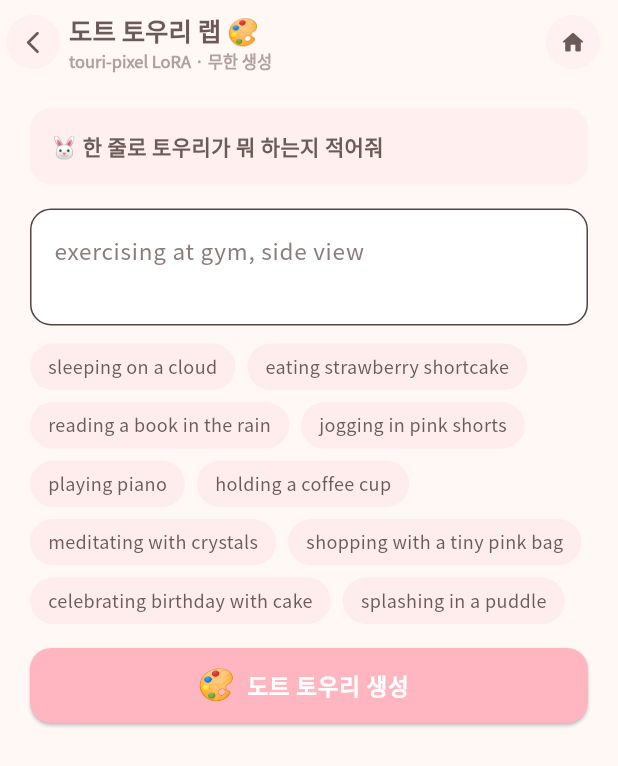
After one commit to rbshbomber-bit/touri-app, a Flutter app: the screen it shows after launch, item 2 of the bottom bar chosen, after a tap on "도트 랩 🎨", on a phone screen of 412 x 824 dp. The commit adds this screen. Shown: the top 766 px of the screen. Run offline on Flutter 3.47's test engine with Material 3 defaults, Android fonts, the phone set to English and light mode, and no system bars; our stand-ins replace flutter_dotenv, google_fonts, image_picker, share_plus, shared_preferences; missing offline and left inert: flame; network calls fail.

Commit message:
touri-pixel LoRA 앱 연결 — 도트 랩 화면 + pixelGenerate

```diff
--- a/lib/screens/home_feed_screen.dart
+++ b/lib/screens/home_feed_screen.dart
@@ -7,6 +7,7 @@ import '../services/touri_storage.dart';
 import '../services/checklist_service.dart';
 import '../widgets/spirituality/affirmation_card.dart';
 import '../widgets/pet_status_card.dart';
+import '../widgets/touri_motion.dart';
 import 'manifest_screen.dart';
 import 'spirituality_screen.dart';
 import 'pet_care_screen.dart';
@@ -125,7 +126,9 @@ class _GreetingHeader extends StatelessWidget {
   Widget build(BuildContext context) {
     return Row(
       children: [
-        Container(
+        AnimatedTouriAvatar(
+          float: true,
+          child: Container(
             width: 56,
             height: 56,
             decoration: BoxDecoration(
@@ -141,6 +144,7 @@ class _GreetingHeader extends StatelessWidget {
             ),
             clipBehavior: Clip.antiAlias,
             child: Image.asset(mood.avatarPath, fit: BoxFit.cover),
+          ),
         ),
         const SizedBox(width: 14),
         Expanded(
--- a/lib/screens/menu_screen.dart
+++ b/lib/screens/menu_screen.dart
@@ -1,6 +1,7 @@
 import 'package:flutter/material.dart';
 import '../theme/touri_colors.dart';
 import '../services/touri_storage.dart';
+import '../widgets/touri_motion.dart';
 import 'diary_screen.dart';
 import 'collection_screen.dart';
 import 'sticker_store_screen.dart';
@@ -10,6 +11,7 @@ import 'spirituality_screen.dart';
 import 'news_screen.dart';
 import 'auth_sheet.dart';
 import 'pet_care_screen.dart';
+import 'pixel_touri_lab_screen.dart';
 
 /// 메뉴 — 3열 그리드 9개 진입점. 각 카드 토우리 이미지 + 라벨.
 class MenuScreen extends StatefulWidget {
@@ -100,6 +102,12 @@ class _MenuScreenState extends State<MenuScreen> {
     );
   }
 
+  void _openPixelLab() {
+    Navigator.of(context).push(
+      MaterialPageRoute(builder: (_) => const PixelTouriLabScreen()),
+    );
+  }
+
   void _openNews() {
     Navigator.of(context).push(
       MaterialPageRoute(builder: (_) => const NewsScreen()),
@@ -126,7 +134,7 @@ class _MenuScreenState extends State<MenuScreen> {
       ),
       // 🐰 토우리 키우기 — 새 핵심 기능
       _MenuItem(
-        image: 'assets/character/menu_icons/collection.png',
+        image: 'assets/character/menu_icons/pet_growth.png',
         label: '토우리 키우기',
         accent: TouriColors.touriPink,
         onTap: _openPetCare,
@@ -136,6 +144,13 @@ class _MenuScreenState extends State<MenuScreen> {
         label: '그려줘',
         accent: TouriColors.lilac,
         onTap: () => _openDiary(hintGenerate: true),
+      ),
+      // 🎨 도트 토우리 랩 — touri-pixel LoRA 테스트
+      _MenuItem(
+        image: 'assets/character/menu_icons/generate.png',
+        label: '도트 랩 🎨',
+        accent: TouriColors.bubble,
+        onTap: _openPixelLab,
       ),
       _MenuItem(
         image: 'assets/character/menu_icons/sticker_make.png',
@@ -212,7 +227,10 @@ class _MenuScreenState extends State<MenuScreen> {
                     childAspectRatio: 0.88,
                   ),
                   itemCount: items.length,
-                  itemBuilder: (context, i) => _MenuTile(item: items[i]),
+                  itemBuilder: (context, i) => _MenuTile(
+                    item: items[i],
+                    index: i,
+                  ),
                 ),
               ),
             ],
@@ -236,20 +254,55 @@ class _MenuItem {
   });
 }
 
-class _MenuTile extends StatelessWidget {
+class _MenuTile extends StatefulWidget {
   final _MenuItem item;
-  const _MenuTile({required this.item});
+  final int index;
+  const _MenuTile({required this.item, required this.index});
+
+  @override
+  State<_MenuTile> createState() => _MenuTileState();
+}
+
+class _MenuTileState extends State<_MenuTile>
+    with SingleTickerProviderStateMixin {
+  late final AnimationController _controller;
+  late final Animation<double> _fade;
+  late final Animation<Offset> _slide;
+
+  @override
+  void initState() {
+    super.initState();
+    _controller = AnimationController(
+      vsync: this,
+      duration: const Duration(milliseconds: 420),
+    );
+    _fade = CurvedAnimation(parent: _controller, curve: Curves.easeOut);
+    _slide = Tween(begin: const Offset(0, 0.10), end: Offset.zero).animate(
+      CurvedAnimation(parent: _controller, curve: Curves.easeOutCubic),
+    );
+    Future.delayed(Duration(milliseconds: 34 * widget.index), () {
+      if (mounted) _controller.forward();
+    });
+  }
+
+  @override
+  void dispose() {
+    _controller.dispose();
+    super.dispose();
+  }
 
   @override
   Widget build(BuildContext context) {
-    return Material(
-      color: Colors.white,
-      borderRadius: BorderRadius.circular(16),
-      child: InkWell(
-        onTap: item.onTap,
+    return FadeTransition(
+      opacity: _fade,
+      child: SlideTransition(
+        position: _slide,
+        child: TapBounce(
+          onTap: widget.item.onTap,
           borderRadius: BorderRadius.circular(16),
           child: Container(
             decoration: BoxDecoration(
+              color: Colors.white,
               borderRadius: BorderRadius.circular(16),
               border: Border.all(color: TouriColors.cloudPink, width: 1),
             ),
@@ -258,10 +311,10 @@ class _MenuTile extends StatelessWidget {
               children: [
                 Expanded(
                   child: Container(
-                  color: item.accent,
+                    color: widget.item.accent,
                     alignment: Alignment.center,
                     child: Image.asset(
-                    item.image,
+                      widget.item.image,
                       fit: BoxFit.cover,
                       width: double.infinity,
                       height: double.infinity,
@@ -274,7 +327,7 @@ class _MenuTile extends StatelessWidget {
                   color: Colors.white,
                   alignment: Alignment.center,
                   child: Text(
-                  item.label,
+                    widget.item.label,
                     maxLines: 1,
                     overflow: TextOverflow.ellipsis,
                     style: const TextStyle(
@@ -288,6 +341,7 @@ class _MenuTile extends StatelessWidget {
             ),
           ),
         ),
+      ),
     );
   }
 }
--- /dev/null
+++ b/lib/screens/pixel_touri_lab_screen.dart
@@ -0,0 +1,255 @@
+import 'package:flutter/material.dart';
+import 'package:flutter/foundation.dart' show kIsWeb;
+import 'dart:io';
+
+import '../models/generation_status.dart';
+import '../services/generation_orchestrator.dart';
+import '../theme/touri_colors.dart';
+import '../widgets/touri_app_bar.dart';
+import '../widgets/touri_motion.dart';
+
+/// 도트 토우리 LoRA 테스트 화면.
+/// scene 텍스트 입력 → fal.ai에 touri-pixel LoRA로 도트 토우리 생성.
+/// 학습 끝난 LoRA URL이 touri_pixel_lora_url.txt에 저장되어 있어야 함.
+class PixelTouriLabScreen extends StatefulWidget {
+  const PixelTouriLabScreen({super.key});
+
+  @override
+  State<PixelTouriLabScreen> createState() => _PixelTouriLabScreenState();
+}
+
+class _PixelTouriLabScreenState extends State<PixelTouriLabScreen> {
+  final _ctrl = TextEditingController(
+    text: 'exercising at gym, side view',
+  );
+  GenerationStatus _status = GenerationStatus.idle;
+  String? _resultPath;
+  String? _error;
+
+  static const _suggestions = [
+    'sleeping on a cloud',
+    'eating strawberry shortcake',
+    'reading a book in the rain',
+    'jogging in pink shorts',
+    'playing piano',
+    'holding a coffee cup',
+    'meditating with crystals',
+    'shopping with a tiny pink bag',
+    'celebrating birthday with cake',
+    'splashing in a puddle',
+  ];
+
+  @override
+  void dispose() {
+    _ctrl.dispose();
+    super.dispose();
+  }
+
+  Future<void> _generate() async {
+    final scene = _ctrl.text.trim();
+    if (scene.isEmpty) return;
+    setState(() {
+      _status = GenerationStatus.queued;
+      _error = null;
+      _resultPath = null;
+    });
+
+    final dateKey = 'pixel_${DateTime.now().millisecondsSinceEpoch}';
+    await GenerationOrchestrator.instance.pixelGenerate(
+      scene: scene,
+      dateKey: dateKey,
+      onProgress: (s, {requestId}) {
+        if (!mounted) return;
+        setState(() => _status = s);
+      },
+      onReady: (path) {
+        if (!mounted) return;
+        setState(() {
+          _resultPath = path;
+          _status = GenerationStatus.ready;
+        });
+      },
+      onFailed: (e) {
+        if (!mounted) return;
+        setState(() {
+          _error = e;
+          _status = GenerationStatus.failed;
+        });
+      },
+    );
+  }
+
+  String get _statusLabel {
+    switch (_status) {
+      case GenerationStatus.idle:
+        return '🐰 한 줄로 토우리가 뭐 하는지 적어줘';
+      case GenerationStatus.extracting:
+        return '✨ 장면 추출 중...';
+      case GenerationStatus.queued:
+        return '📤 fal.ai 큐 대기 중...';
+      case GenerationStatus.generating:
+        return '🎨 도트 토우리 그리는 중... (15-30초)';
+      case GenerationStatus.downloading:
+        return '💾 다운로드 중...';
+      case GenerationStatus.ready:
+        return '✅ 완성!';
+      case GenerationStatus.failed:
+        return '❌ 실패';
+    }
+  }
+
+  Widget _buildResultImage() {
+    if (_resultPath == null) return const SizedBox.shrink();
+    if (kIsWeb || _resultPath!.startsWith('http')) {
+      return Image.network(
+        _resultPath!,
+        fit: BoxFit.contain,
+        filterQuality: FilterQuality.none,
+      );
+    }
+    return Image.file(
+      File(_resultPath!),
+      fit: BoxFit.contain,
+      filterQuality: FilterQuality.none,
+    );
+  }
+
+  @override
+  Widget build(BuildContext context) {
+    final busy = _status.isBusy;
+    return Scaffold(
+      backgroundColor: TouriColors.warmWhite,
+      appBar: const TouriAppBar(
+        title: '도트 토우리 랩 🎨',
+        subtitle: 'touri-pixel LoRA · 무한 생성',
+      ),
+      body: SafeArea(
+        child: ListView(
+          padding: const EdgeInsets.fromLTRB(20, 8, 20, 24),
+          children: [
+            // 상태/안내
+            Container(
+              padding: const EdgeInsets.all(14),
+              decoration: BoxDecoration(
+                color: TouriColors.touriPink.withOpacity(0.12),
+                borderRadius: BorderRadius.circular(14),
+              ),
+              child: Text(
+                _statusLabel,
+                style: const TextStyle(
+                  fontSize: 14,
+                  fontWeight: FontWeight.w700,
+                  color: TouriColors.cocoaDark,
+                ),
+              ),
+            ),
+            const SizedBox(height: 16),
+
+            // 입력
+            TextField(
+              controller: _ctrl,
+              maxLines: 2,
+              decoration: InputDecoration(
+                hintText: '예: exercising at gym, side view',
+                filled: true,
+                fillColor: Colors.white,
+                border: OutlineInputBorder(
+                  borderRadius: BorderRadius.circular(14),
+                  borderSide: BorderSide(
+                    color: TouriColors.touriPink.withOpacity(0.6),
+                  ),
+                ),
+              ),
+            ),
+            const SizedBox(height: 12),
+
+            // 빠른 추천
+            Wrap(
+              spacing: 8,
+              runSpacing: 8,
+              children: _suggestions
+                  .map(
+                    (s) => TapBounce(
+                      borderRadius: BorderRadius.circular(20),
+                      onTap: busy
+                          ? null
+                          : () => setState(() => _ctrl.text = s),
+                      child: Container(
+                        padding:
+                            const EdgeInsets.symmetric(horizontal: 12, vertical: 6),
+                        decoration: BoxDecoration(
+                          color: TouriColors.touriPink.withOpacity(0.18),
+                          borderRadius: BorderRadius.circular(20),
+                        ),
+                        child: Text(
+                          s,
+                          style: const TextStyle(
+                            fontSize: 12,
+                            color: TouriColors.cocoaDark,
+                          ),
+                        ),
+                      ),
+                    ),
+                  )
+                  .toList(),
+            ),
+            const SizedBox(height: 16),
+
+            // 생성 버튼
+            SizedBox(
+              height: 50,
+              child: ElevatedButton.icon(
+                onPressed: busy ? null : _generate,
+                icon: const Text('🎨', style: TextStyle(fontSize: 20)),
+                label: Text(
+                  busy ? '생성 중...' : '도트 토우리 생성',
+                  style: const TextStyle(
+                    fontSize: 15,
+                    fontWeight: FontWeight.w800,
+                  ),
+                ),
+                style: ElevatedButton.styleFrom(
+                  backgroundColor: TouriColors.touriPink,
+                  foregroundColor: Colors.white,
+                  shape: RoundedRectangleBorder(
+                    borderRadius: BorderRadius.circular(14),
+                  ),
+                ),
+              ),
+            ),
+            const SizedBox(height: 20),
+
+            // 결과 이미지
+            if (_resultPath != null)
+              Container(
+                clipBehavior: Clip.antiAlias,
+                decoration: BoxDecoration(
+                  borderRadius: BorderRadius.circular(20),
+                  color: const Color(0xFFFFF6E8),
+                ),
+                child: AspectRatio(
+                  aspectRatio: 1,
+                  child: _buildResultImage(),
+                ),
+              ),
+
+            if (_error != null) ...[
+              const SizedBox(height: 12),
+              Container(
+                padding: const EdgeInsets.all(12),
+                decoration: BoxDecoration(
+                  color: Colors.red.withOpacity(0.08),
+                  borderRadius: BorderRadius.circular(12),
+                ),
+                child: Text(
+                  _error!,
+                  style: const TextStyle(fontSize: 12, color: Colors.red),
+                ),
+              ),
+            ],
+          ],
+        ),
+      ),
+    );
+  }
+}
--- a/lib/services/fal_generation_service.dart
+++ b/lib/services/fal_generation_service.dart
@@ -5,18 +5,49 @@ import 'package:flutter_dotenv/flutter_dotenv.dart';
 import 'package:http/http.dart' as http;
 import 'package:path_provider/path_provider.dart';
 
+/// 토우리 스타일 — 워터컬러 (기본) vs 픽셀 도트 (touri-pixel LoRA)
+enum TouriStyle {
+  watercolor,
+  pixel,
+}
+
+class _StyleConfig {
+  final String trigger;
+  final String styleSuffix;
+  final String loraAssetPath;
+  const _StyleConfig({
+    required this.trigger,
+    required this.styleSuffix,
+    required this.loraAssetPath,
+  });
+}
+
+const Map<TouriStyle, _StyleConfig> _styleConfigs = {
+  TouriStyle.watercolor: _StyleConfig(
+    trigger: 'touri-bunny',
+    styleSuffix:
+        'kawaii watercolor illustration, soft pastel pink color palette, cute cozy style',
+    loraAssetPath: 'touri_lora_url.txt',
+  ),
+  TouriStyle.pixel: _StyleConfig(
+    trigger: 'touri-pixel',
+    styleSuffix:
+        '32-bit pixel art, retro tamagotchi style, soft pink and lilac dot art, kawaii bunny, big round eyes, fluffy cheek tufts, dashed outline, cream background',
+    loraAssetPath: 'touri_pixel_lora_url.txt',
+  ),
+};
+
 /// FAL queue REST 클라이언트.
 /// - submit() → request_id
 /// - pollStatus() → in_queue / in_progress / completed / failed
 /// - fetchResult() → image url
 /// - download() → 로컬 PNG 경로
+///
+/// 스타일 두 가지 지원: TouriStyle.watercolor (기본) / TouriStyle.pixel (도트)
 class FalGenerationService {
   static const _model = 'fal-ai/flux-lora';
-  static const _trigger = 'touri-bunny';
-  static const _styleSuffix =
-      'kawaii watercolor illustration, soft pastel pink color palette, cute cozy style';
 
-  String? _cachedLoraUrl;
+  final Map<TouriStyle, String> _cachedLoraUrls = {};
 
   String? get _apiKey {
     try {
@@ -30,33 +61,42 @@ class FalGenerationService {
 
   bool get hasKey => _apiKey != null;
 
-  Future<String?> _getLoraUrl() async {
-    if (_cachedLoraUrl != null) return _cachedLoraUrl;
+  Future<String?> _getLoraUrl(TouriStyle style) async {
+    if (_cachedLoraUrls.containsKey(style)) return _cachedLoraUrls[style];
     try {
-      final raw = await rootBundle.loadString('touri_lora_url.txt');
+      final cfg = _styleConfigs[style]!;
+      final raw = await rootBundle.loadString(cfg.loraAssetPath);
       final url = raw.trim();
       if (url.isEmpty) return null;
-      _cachedLoraUrl = url;
+      _cachedLoraUrls[style] = url;
       return url;
     } catch (_) {
       return null;
     }
   }
 
-  String buildPrompt(String scene) {
-    return '$_trigger, ${scene.trim()}, $_styleSuffix';
+  String buildPrompt(String scene, {TouriStyle style = TouriStyle.watercolor}) {
+    final cfg = _styleConfigs[style]!;
+    return '${cfg.trigger}, ${scene.trim()}, ${cfg.styleSuffix}';
   }
 
   /// FAL 큐에 제출. 성공 시 request_id 반환.
-  Future<String> submit(String scene) async {
+  /// [style]로 워터컬러/픽셀 스타일 선택.
+  Future<String> submit(String scene, {TouriStyle style = TouriStyle.watercolor}) async {
     final key = _apiKey;
     if (key == null) {
       throw FalException('FAL_KEY가 없어. .env에 FAL_KEY 추가해줘.');
     }
-    final loraUrl = await _getLoraUrl();
+    final loraUrl = await _getLoraUrl(style);
     if (loraUrl == null) {
-      throw FalException('LoRA URL이 없어. scripts/train_touri_lora.py 먼저 돌려야 해.');
+      final scriptName = style == TouriStyle.pixel
+          ? 'scripts/train_touri_pixel_lora.py'
+          : 'scripts/train_touri_lora.py';
+      throw FalException('LoRA URL이 없어. $scriptName 먼저 돌려야 해.');
     }
+
+    // 픽셀 스타일은 step 적게 + scale 살짝 높여서 도트감 강조
+    final isPixel = style == TouriStyle.pixel;
 
     final res = await http.post(
       Uri.parse('https://queue.fal.run/$_model'),
@@ -65,12 +105,12 @@ class FalGenerationService {
         'Content-Type': 'application/json',
       },
       body: jsonEncode({
-        'prompt': buildPrompt(scene),
+        'prompt': buildPrompt(scene, style: style),
         'loras': [
-          {'path': loraUrl, 'scale': 1.0},
+          {'path': loraUrl, 'scale': isPixel ? 1.1 : 1.0},
         ],
-        'num_inference_steps': 28,
-        'guidance_scale': 3.5,
+        'num_inference_steps': isPixel ? 24 : 28,
+        'guidance_scale': isPixel ? 4.0 : 3.5,
         'num_images': 1,
         'image_size': 'square_hd',
         'enable_safety_checker': true,
```
Also changed, not shown: lib/services/generation_orchestrator.dart (+30 -1 lines), lib/widgets/diary_paper.dart (+102 -4 lines), lib/widgets/sticker_view.dart (+23 -2 lines), 1 other file. Lines whose indentation alone changed are shown as unchanged.
